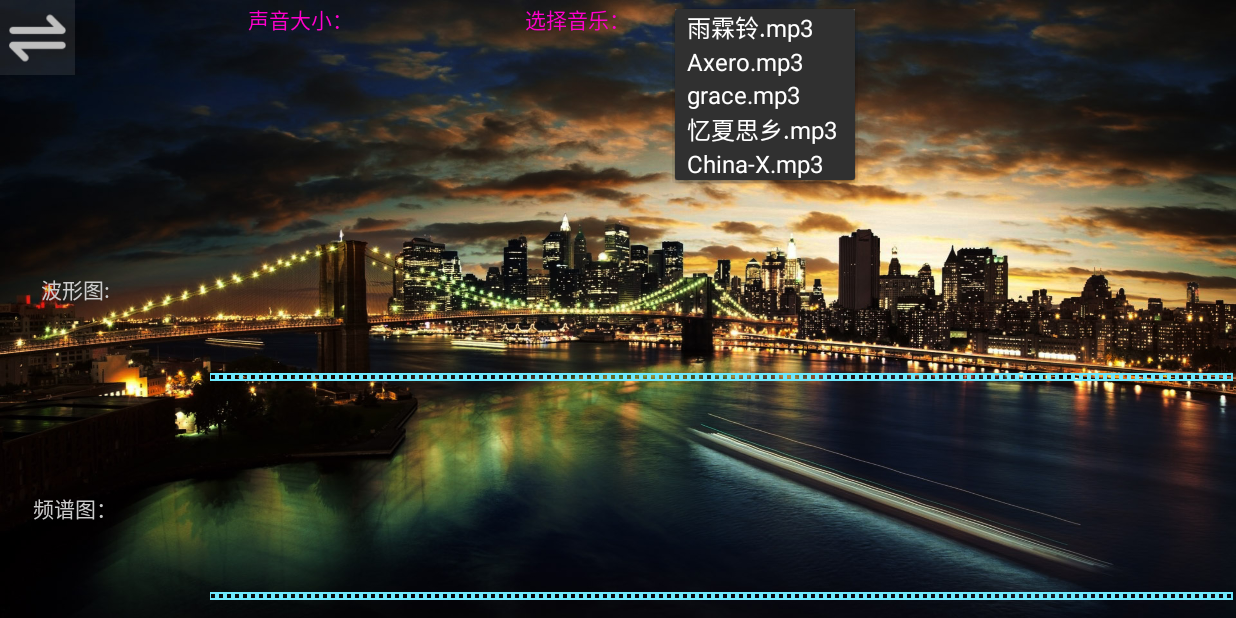
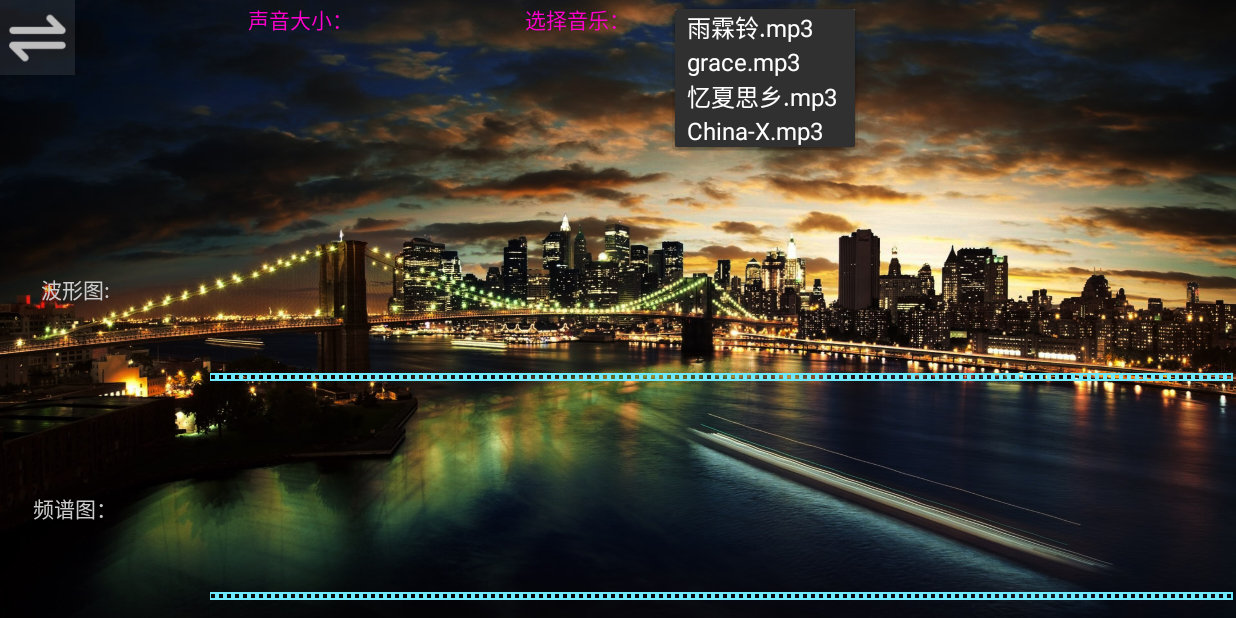
Before and after one commit to zhaolewei/MusicVisualizer, an Android app: the screen it shows after launch (MainActivity), after a tap on "雨霖铃.mp3", on a phone screen of 824 x 412 dp (held sideways). Run offline under Robolectric (Android 15) with nearby library versions, the phone set to English and light mode, and no system bars.

Commit message:
删减资源

```diff
--- a/app/src/main/java/com/zlw/main/audioeffects/MainActivity.java
+++ b/app/src/main/java/com/zlw/main/audioeffects/MainActivity.java
@@ -43,7 +43,6 @@ public class MainActivity extends AppCompatActivity {
         MUSIC_DATA.put("雨霖铃.mp3", UriHelper.getResUri(R.raw.yulinling));
         MUSIC_DATA.put("China-X.mp3", UriHelper.getResUri(R.raw.china_x));
         MUSIC_DATA.put("忆夏思乡.mp3", UriHelper.getResUri(R.raw.yixia2));
-        MUSIC_DATA.put("Axero.mp3", UriHelper.getResUri(R.raw.axero));
         List<MusicFileHelper.Song> musicList = MusicFileHelper.getMusicList(MyApp.getInstance());
         for (MusicFileHelper.Song song : musicList) {
             MUSIC_DATA.put(song.song, UriHelper.getFileUri(song.path));
```
Also changed, not shown: 4 other files.
